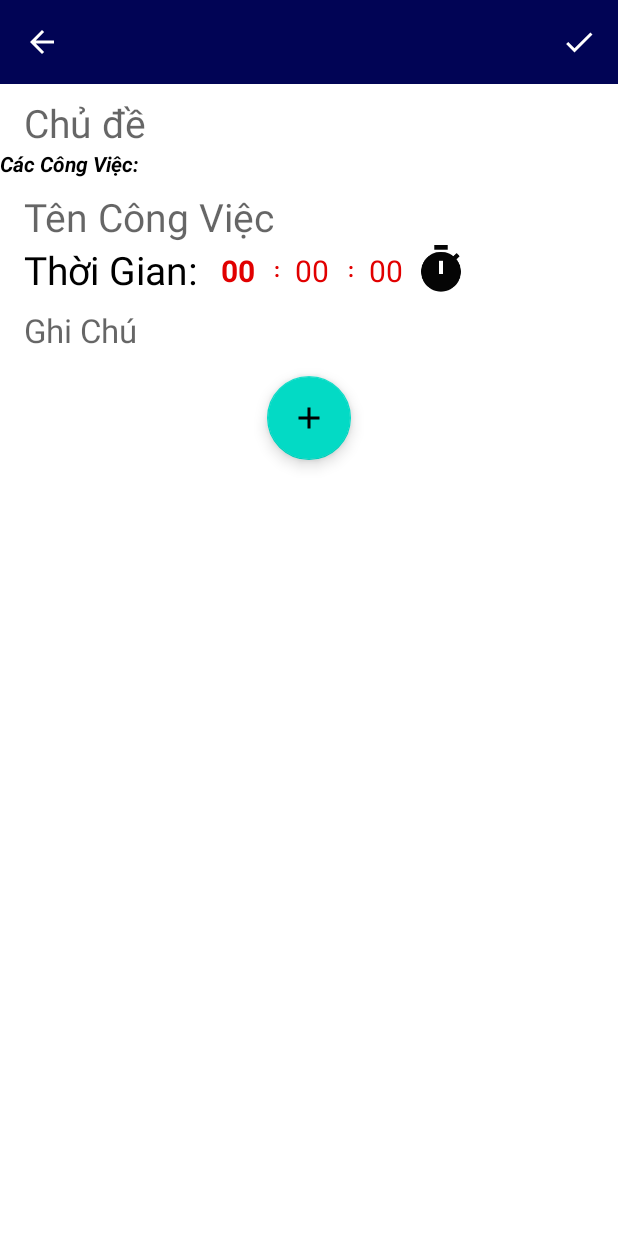
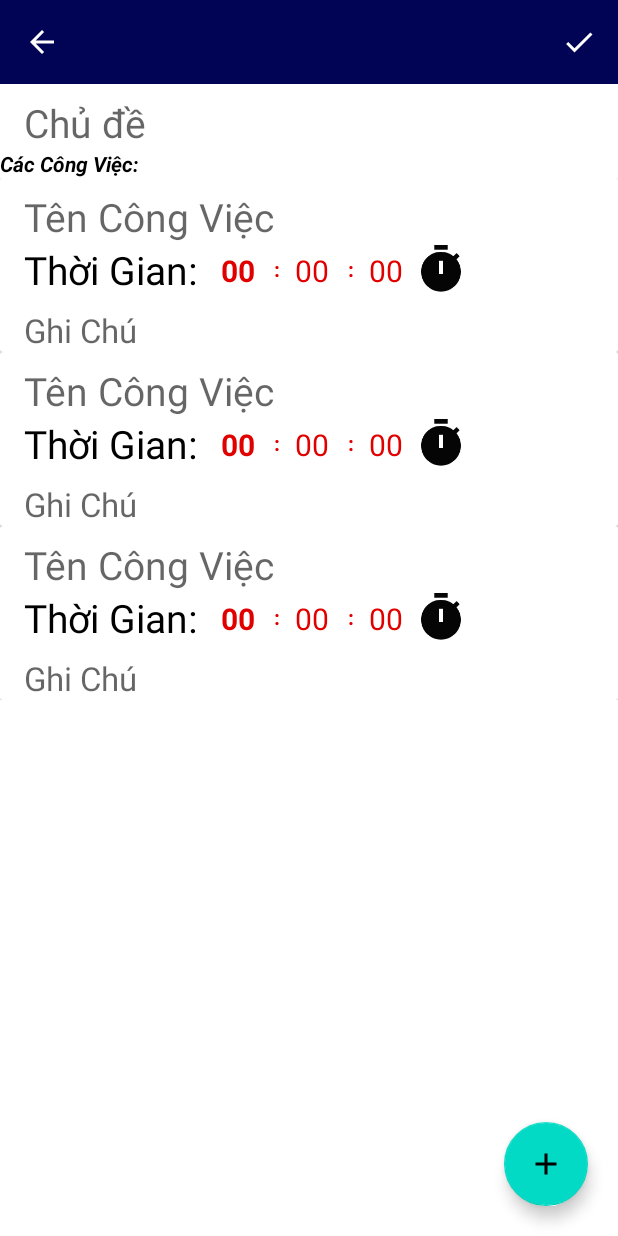
Before and after one commit to vihackeriue/AppDoAnCoSo3, an Android app: the layout activity_add_list_work.xml on its own in the app's theme, with its tools: preview values and no code run, on a phone screen of 412 x 824 dp. Run offline under Robolectric (Android 15) with nearby library versions, the phone set to English and light mode, and no system bars.

Commit message:
file xml activity main 3

```diff
--- a/app/src/main/java/com/example/appdoancoso3/list_work/HomeListWorkFragment.kt
+++ b/app/src/main/java/com/example/appdoancoso3/list_work/HomeListWorkFragment.kt
@@ -1,26 +1,35 @@
 package com.example.appdoancoso3.list_work
 
+import android.content.Intent
 import android.os.Bundle
 import androidx.fragment.app.Fragment
 import android.view.LayoutInflater
 import android.view.View
 import android.view.ViewGroup
 import com.example.appdoancoso3.R
+import com.example.appdoancoso3.databinding.FragmentHomelistworkBinding
 
 
 class HomeListWorkFragment : Fragment() {
 
-
+    private lateinit var binding: FragmentHomelistworkBinding
 
     override fun onCreateView(
         inflater: LayoutInflater, container: ViewGroup?,
         savedInstanceState: Bundle?
     ): View? {
+        binding = FragmentHomelistworkBinding.inflate(inflater, container, false)
+        return binding.root
+    }
+    override fun onViewCreated(view: View, savedInstanceState: Bundle?) {
+        super.onViewCreated(view, savedInstanceState)
+        StartActivity()
+    }
+   fun StartActivity(){
+       binding.addWork.setOnClickListener {
+           val intent = Intent(activity, AddListWorkActivity::class.java)
+           startActivity(intent)
 
-        return inflater.inflate(R.layout.fragment_homelistwork, container, false)
-    }
-
-    companion object {
-
-    }
+       }
+   }
 }
--- a/app/src/main/java/com/example/appdoancoso3/list_work/StatisticalListWorkFragment.kt
+++ b/app/src/main/java/com/example/appdoancoso3/list_work/StatisticalListWorkFragment.kt
@@ -17,7 +17,7 @@ import com.github.mikephil.charting.data.*
 
 class StatisticalListWorkFragment : Fragment() {
 
-    private lateinit var pieChart: PieChart
+
     private lateinit var binding: FragmentStatisticalListWorkBinding
     override fun onCreateView(
         inflater: LayoutInflater, container: ViewGroup?,
--- /dev/null
+++ b/app/src/main/java/com/example/appdoancoso3/model/WorkModel.kt
@@ -0,0 +1,11 @@
+package com.example.appdoancoso3.model
+
+import java.util.Date
+
+class WorkModel (
+    var ID: Int,
+    var Title: String?,
+    var day_created: Date?,
+
+        ) {
+}
--- a/app/src/main/res/layout/activity_add_list_work.xml
+++ b/app/src/main/res/layout/activity_add_list_work.xml
@@ -65,138 +65,28 @@
         app:layout_constraintTop_toBottomOf="@+id/edit_title"
         />
 
-    <LinearLayout
-        android:id="@+id/linearLayout2"
+
+    <androidx.recyclerview.widget.RecyclerView
+        android:id="@+id/recycle_add_list_work"
         android:layout_width="match_parent"
         android:layout_height="wrap_content"
-        android:orientation="vertical"
-
-        app:layout_constraintTop_toBottomOf="@+id/textView">
-
-        <EditText
-            android:id="@+id/title_work_listwork"
-            android:layout_width="match_parent"
-            android:layout_height="wrap_content"
-
-            android:layout_marginStart="16dp"
-            android:layout_marginTop="8dp"
-            android:layout_marginEnd="16dp"
-            android:background="@null"
-            android:ems="10"
-            android:hint="Tên Công Việc"
-            android:inputType="textPersonName"
-            android:textSize="26sp"
-            app:layout_constraintEnd_toEndOf="parent"
-            app:layout_constraintStart_toStartOf="parent" />
-
-        <LinearLayout
-            android:layout_width="match_parent"
-            android:layout_height="wrap_content"
-            android:layout_marginStart="16dp"
-            android:orientation="horizontal">
-
-            <TextView
-                android:layout_width="wrap_content"
-                android:layout_height="wrap_content"
-                android:layout_marginRight="16dp"
-                android:text="Thời Gian:"
-                android:textColor="@color/black"
-                android:textSize="26sp" />
-
-            <LinearLayout
-                android:layout_width="wrap_content"
-                android:layout_height="wrap_content"
-                android:layout_gravity="center"
-
-                android:gravity="center"
-                android:orientation="horizontal">
-
-                <TextView
-                    android:id="@+id/count_hour"
-                    android:layout_width="25dp"
-                    android:layout_height="25dp"
-                    android:background="@drawable/round_back_black10_10"
-                    android:text="00"
-                    android:textColor="@color/red"
-                    android:textSize="20dp"
-                    android:textStyle="bold" />
-
-                <TextView
-                    android:layout_width="wrap_content"
-                    android:layout_height="wrap_content"
-                    android:layout_marginStart="10dp"
-                    android:layout_marginEnd="10dp"
-                    android:text=":"
-                    android:textColor="@color/red"
-                    android:textStyle="bold" />
-
-                <TextView
-                    android:id="@+id/count_minute"
-                    android:layout_width="25dp"
-                    android:layout_height="25dp"
-                    android:background="@drawable/round_back_black10_10"
-                    android:text="00"
-                    android:textColor="@color/red"
-                    android:textSize="20dp" />
-
-                <TextView
-                    android:layout_width="wrap_content"
-                    android:layout_height="wrap_content"
-                    android:layout_marginStart="10dp"
-                    android:layout_marginEnd="10dp"
-                    android:text=":"
-                    android:textColor="@color/red"
-                    android:textStyle="bold" />
-
-                <TextView
-                    android:id="@+id/count_second"
-                    android:layout_width="25dp"
-                    android:layout_height="25dp"
-                    android:background="@drawable/round_back_black10_10"
-                    android:text="00"
-                    android:textColor="@color/red"
-                    android:textSize="20dp" />
-
-
-            </LinearLayout>
-
-            <ImageView
-                android:layout_width="45dp"
-                android:layout_height="match_parent"
-                android:src="@drawable/timer_64" />
-
-        </LinearLayout>
-
-        <EditText
-            android:id="@+id/note_work_listwork"
-            android:layout_width="match_parent"
-            android:layout_height="wrap_content"
-
-            android:layout_marginStart="16dp"
-            android:layout_marginTop="8dp"
-            android:layout_marginEnd="16dp"
-            android:background="@null"
-            android:ems="10"
-            android:gravity="top"
-            android:hint="Ghi Chú"
-            android:inputType="textPersonName"
-            android:textSize="22sp"
-            app:layout_constraintEnd_toEndOf="parent"
-            app:layout_constraintStart_toStartOf="parent"
-
-            />
-    </LinearLayout>
-
+        app:layout_constraintEnd_toEndOf="parent"
+        app:layout_constraintStart_toStartOf="parent"
+        app:layout_constraintTop_toBottomOf="@+id/textView"
+        tools:listitem="@layout/item_add_work_listwork"
+        />
     <com.google.android.material.floatingactionbutton.FloatingActionButton
-        android:id="@+id/add_work"
+        android:id="@+id/add_list_work"
         android:layout_width="wrap_content"
         android:layout_height="wrap_content"
         android:clickable="true"
-        android:layout_marginTop="16dp"
+        app:layout_constraintBottom_toBottomOf="parent"
         app:layout_constraintEnd_toEndOf="parent"
-        app:layout_constraintStart_toStartOf="parent"
-        app:layout_constraintTop_toBottomOf="@+id/linearLayout2"
-        app:srcCompat="@drawable/add_24" />
+        app:srcCompat="@drawable/add_24"
+        android:layout_marginRight="20dp"
+        android:layout_marginBottom="20dp"
+        />
+
 
 
 
--- a/app/src/main/res/layout/activity_main.xml
+++ b/app/src/main/res/layout/activity_main.xml
@@ -5,6 +5,7 @@
     android:layout_width="match_parent"
     android:layout_height="match_parent"
     tools:context=".MainActivity"
+    android:background="@drawable/background"
 
     >
     <ImageView
--- /dev/null
+++ b/app/src/main/res/layout/item_add_work_listwork.xml
@@ -0,0 +1,125 @@
+<?xml version="1.0" encoding="utf-8"?>
+<androidx.cardview.widget.CardView xmlns:android="http://schemas.android.com/apk/res/android"
+    android:layout_width="match_parent"
+    android:layout_height="wrap_content"
+    >
+    <LinearLayout
+        android:id="@+id/linearLayout2"
+        android:layout_width="match_parent"
+        android:layout_height="wrap_content"
+        android:orientation="vertical"
+
+       >
+
+        <EditText
+            android:id="@+id/title_work_listwork"
+            android:layout_width="match_parent"
+            android:layout_height="wrap_content"
+
+            android:layout_marginStart="16dp"
+            android:layout_marginTop="8dp"
+            android:layout_marginEnd="16dp"
+            android:background="@null"
+            android:ems="10"
+            android:hint="Tên Công Việc"
+            android:inputType="textPersonName"
+            android:textSize="26sp"
+           />
+
+        <LinearLayout
+            android:layout_width="match_parent"
+            android:layout_height="wrap_content"
+            android:layout_marginStart="16dp"
+            android:orientation="horizontal">
+
+            <TextView
+                android:layout_width="wrap_content"
+                android:layout_height="wrap_content"
+                android:layout_marginRight="16dp"
+                android:text="Thời Gian:"
+                android:textColor="@color/black"
+                android:textSize="26sp" />
+
+            <LinearLayout
+                android:layout_width="wrap_content"
+                android:layout_height="wrap_content"
+                android:layout_gravity="center"
+
+                android:gravity="center"
+                android:orientation="horizontal">
+
+                <TextView
+                    android:id="@+id/count_hour"
+                    android:layout_width="25dp"
+                    android:layout_height="25dp"
+                    android:background="@drawable/round_back_black10_10"
+                    android:text="00"
+                    android:textColor="@color/red"
+                    android:textSize="20dp"
+                    android:textStyle="bold" />
+
+                <TextView
+                    android:layout_width="wrap_content"
+                    android:layout_height="wrap_content"
+                    android:layout_marginStart="10dp"
+                    android:layout_marginEnd="10dp"
+                    android:text=":"
+                    android:textColor="@color/red"
+                    android:textStyle="bold" />
+
+                <TextView
+                    android:id="@+id/count_minute"
+                    android:layout_width="25dp"
+                    android:layout_height="25dp"
+                    android:background="@drawable/round_back_black10_10"
+                    android:text="00"
+                    android:textColor="@color/red"
+                    android:textSize="20dp" />
+
+                <TextView
+                    android:layout_width="wrap_content"
+                    android:layout_height="wrap_content"
+                    android:layout_marginStart="10dp"
+                    android:layout_marginEnd="10dp"
+                    android:text=":"
+                    android:textColor="@color/red"
+                    android:textStyle="bold" />
+
+                <TextView
+                    android:id="@+id/count_second"
+                    android:layout_width="25dp"
+                    android:layout_height="25dp"
+                    android:background="@drawable/round_back_black10_10"
+                    android:text="00"
+                    android:textColor="@color/red"
+                    android:textSize="20dp" />
+
+
+            </LinearLayout>
+
+            <ImageView
+                android:layout_width="45dp"
+                android:layout_height="match_parent"
+                android:src="@drawable/timer_64" />
+
+        </LinearLayout>
+
+        <EditText
+            android:id="@+id/note_work_listwork"
+            android:layout_width="match_parent"
+            android:layout_height="wrap_content"
+
+            android:layout_marginStart="16dp"
+            android:layout_marginTop="8dp"
+            android:layout_marginEnd="16dp"
+            android:background="@null"
+            android:ems="10"
+            android:gravity="top"
+            android:hint="Ghi Chú"
+            android:inputType="textPersonName"
+            android:textSize="22sp"
+            />
+    </LinearLayout>
+
+
+</androidx.cardview.widget.CardView>
```
